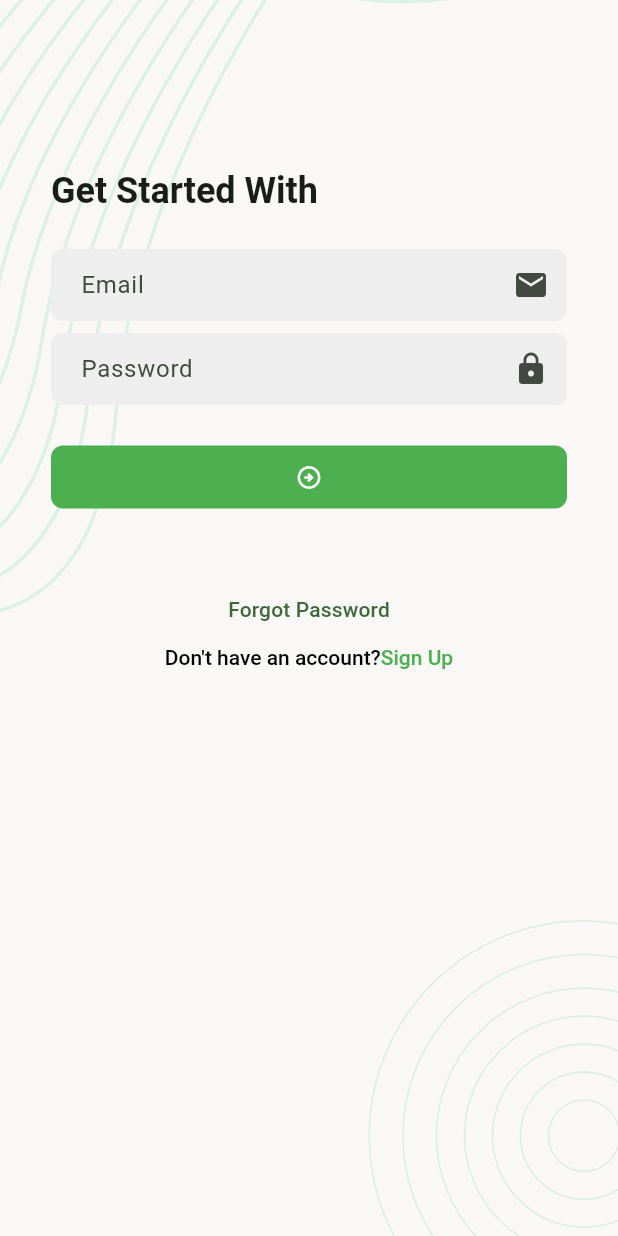
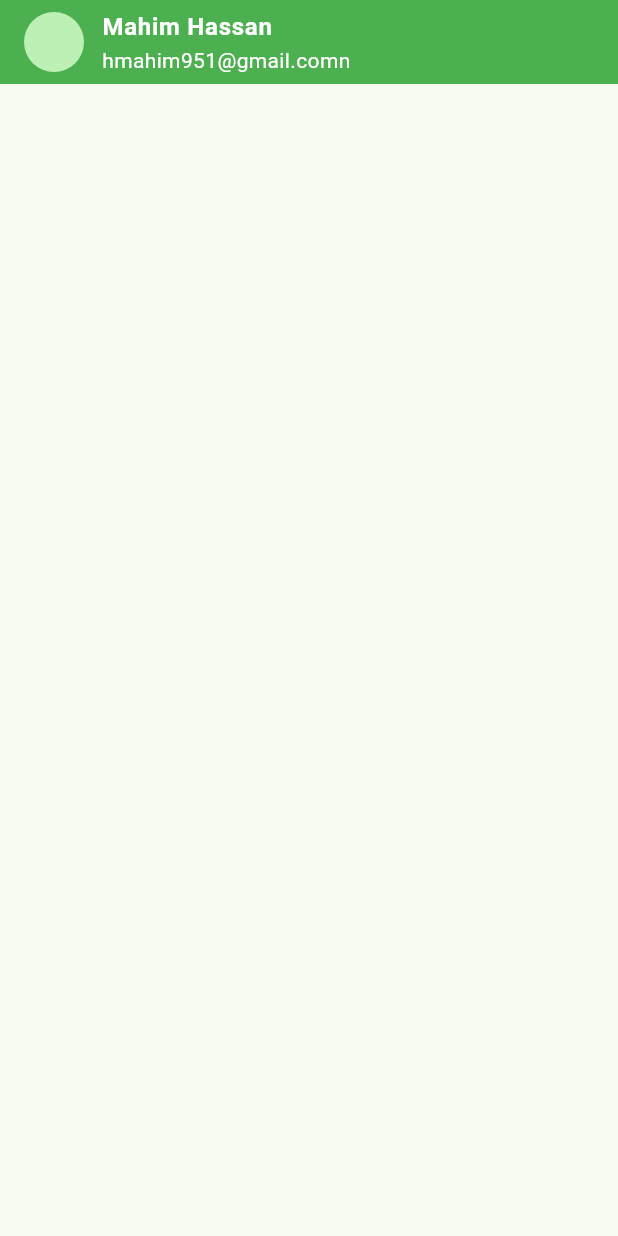
Before and after one commit to Mahim123-Hassan/TaskManagerApp, a Flutter app: the screen it shows after launch, after a tap on the "arrow circle right" icon, on a phone screen of 412 x 824 dp. Run offline on Flutter 3.47's test engine with Material 3 defaults, Android fonts, the phone set to English and light mode, and no system bars; our stand-ins replace flutter_svg, pin_code_fields.

Commit message:
added appbar secshon

```diff
--- a/lib/app.dart
+++ b/lib/app.dart
@@ -1,6 +1,7 @@
 import 'package:flutter/material.dart';
 import 'package:task_manager_app/ui/screens/forgot_password_email_screen.dart';
 import 'package:task_manager_app/ui/screens/forgot_password_verify_otp_screen.dart';
+import 'package:task_manager_app/ui/screens/main_bottom_nav_holder_screen.dart';
 import 'package:task_manager_app/ui/screens/reset_password_screen.dart';
 import 'package:task_manager_app/ui/screens/sign_in_screen.dart';
 import 'package:task_manager_app/ui/screens/sign_up_screen.dart';
@@ -63,6 +64,7 @@ class taskManagerApp extends StatelessWidget {
         ForgotPasswordEmailScreen.name:(_)=> ForgotPasswordEmailScreen(),
         ForgotPasswordVerifyOtpScreen.name:(_)=>ForgotPasswordVerifyOtpScreen(),
         ResetPasswordScreen.name:(_)=> ResetPasswordScreen(),
+        MainBottomNavHolderScreen.name:(_)=>MainBottomNavHolderScreen(),
       },
       initialRoute: SplashScreen.name,
     );
--- a/lib/ui/screens/forgot_password_verify_otp_screen.dart
+++ b/lib/ui/screens/forgot_password_verify_otp_screen.dart
@@ -60,7 +60,7 @@ class _ForgotPasswordVerifyOtpScreenState
               ),
               SizedBox(height: 8),
               FilledButton(
-                onPressed: _onTabSubmitButton,
+                onPressed: _onTabVerifyButton,
                 child: Icon(Icons.arrow_circle_right_outlined),
               ),
               SizedBox(height: 24),
@@ -102,7 +102,7 @@ class _ForgotPasswordVerifyOtpScreenState
     );
   }
 
-  void _onTabSubmitButton() {
+  void _onTabVerifyButton() {
     Navigator.pushNamed(context, ResetPasswordScreen.name);
   }
 }
--- /dev/null
+++ b/lib/ui/screens/main_bottom_nav_holder_screen.dart
@@ -0,0 +1,37 @@
+import 'package:flutter/material.dart';
+class MainBottomNavHolderScreen extends StatefulWidget {
+  const MainBottomNavHolderScreen({super.key});
+  static const String name="/MainBottomNavHolderScreen";
+
+  @override
+  State<MainBottomNavHolderScreen> createState() => _MainBottomNavHolderScreenState();
+}
+
+class _MainBottomNavHolderScreenState extends State<MainBottomNavHolderScreen> {
+  @override
+  Widget build(BuildContext context) {
+    final textThem = Theme.of(context).textTheme;
+    return Scaffold(
+      appBar:AppBar(
+        backgroundColor: Colors.green,
+        title: Row(
+          spacing: 12,
+          children: [
+            CircleAvatar(),
+            Column(
+              crossAxisAlignment: .start,
+              children: [
+                Text("Mahim Hassan",style: textThem.bodyLarge?.copyWith(
+                  fontWeight: FontWeight.w600,color: Colors.white,
+                )),
+                Text("hmahim951@gmail.comn",style: textThem.bodyMedium?.copyWith(
+                  color: Colors.white,
+                ))
+              ],
+            )
+          ],
+        ),
+      ),
+    );
+  }
+}
--- a/lib/ui/screens/reset_password_screen.dart
+++ b/lib/ui/screens/reset_password_screen.dart
@@ -43,7 +43,7 @@ class _ResetPasswordScreenState extends State<ResetPasswordScreen> {
               ),
               SizedBox(),
               FilledButton(
-                onPressed: _onTapSubmitButton,
+                onPressed:  _onTapConfirmButton,
                 child: Icon(Icons.arrow_circle_right_outlined),
               ),
               SizedBox(height: 24),
@@ -78,7 +78,7 @@ class _ResetPasswordScreenState extends State<ResetPasswordScreen> {
     );
   }
 
-  void _onTapSubmitButton() {
+  void _onTapConfirmButton() {
     Navigator.pushNamed(context, ResetPasswordScreen.name);
   }
 }
--- a/lib/ui/screens/sign_in_screen.dart
+++ b/lib/ui/screens/sign_in_screen.dart
@@ -4,6 +4,7 @@ import 'package:task_manager_app/ui/screens/sign_up_screen.dart';
 import 'package:task_manager_app/ui/widgets/screen_background.dart';
 
 import 'forgot_password_email_screen.dart';
+import 'main_bottom_nav_holder_screen.dart';
 
 class SignInScreen extends StatefulWidget {
   const SignInScreen({super.key});
@@ -83,7 +84,9 @@ class _SignInScreenState extends State<SignInScreen> {
     );
   }
 
-  void _onTabSignInButton() {}
+  void _onTabSignInButton() {
+    Navigator.pushReplacementNamed(context, MainBottomNavHolderScreen.name);
+  }
   void _onTapForgotPasswordButton() {
     Navigator.pushNamed(context, ForgotPasswordEmailScreen.name);
   }
```
